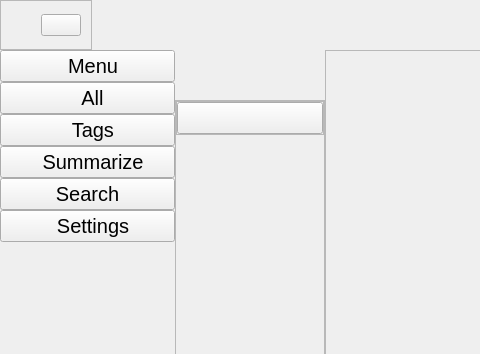
The window that generated-files/ui/new_dashboard.ui (ngahehz/kltn) describes before a commit, drawn with Qt 5; both pictures show x 0 to 480 and y 0 to 354 of the 1080 by 650 pixel window.
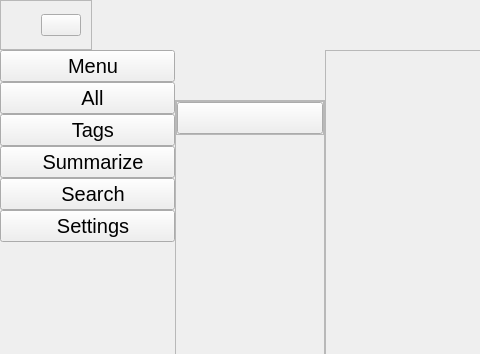
The same window after the commit. The open tabs and pages were chosen to show the change. Icons and pictures are not drawn. Custom widgets are drawn as their Qt base class.

What changed in the file:
```diff
--- a/generated-files/ui/new_dashboard.ui
+++ b/generated-files/ui/new_dashboard.ui
@@ -416,7 +416,7 @@
              </font>
             </property>
             <property name="text">
-             <string>Search</string>
+             <string>  Search</string>
             </property>
             <property name="icon">
              <iconset resource="../../../TEMP/test2203/Qss/icons/_icons1304.qrc">
```
Left out of the diff: 2 changed lines with no effect on the pictures.
